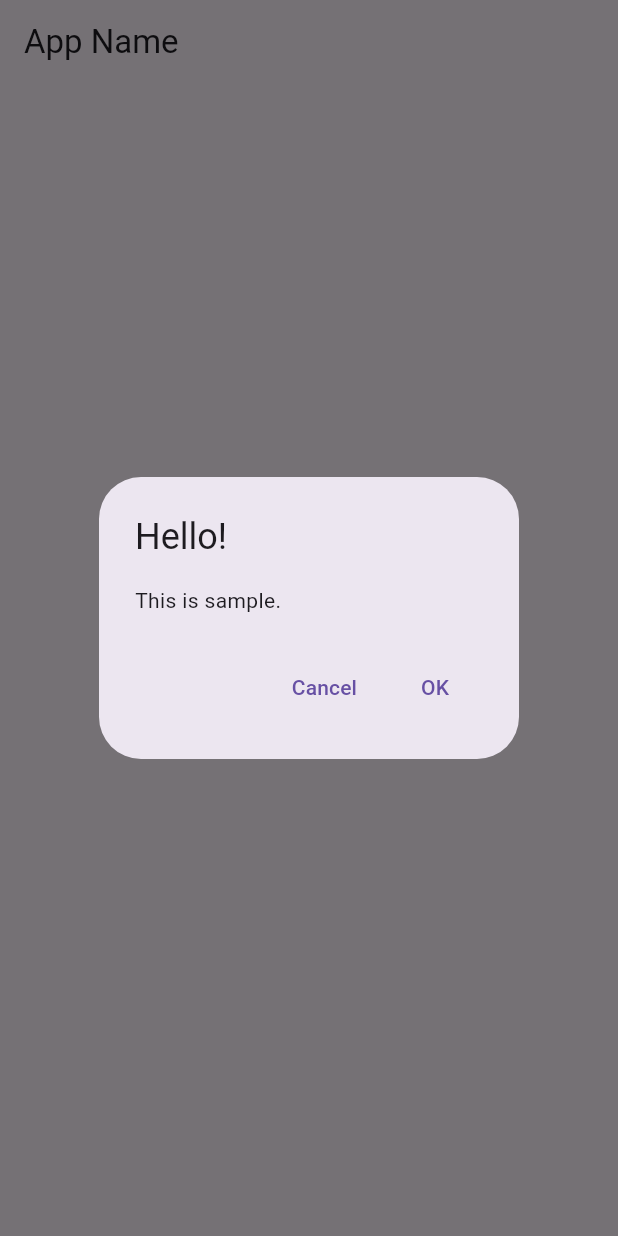
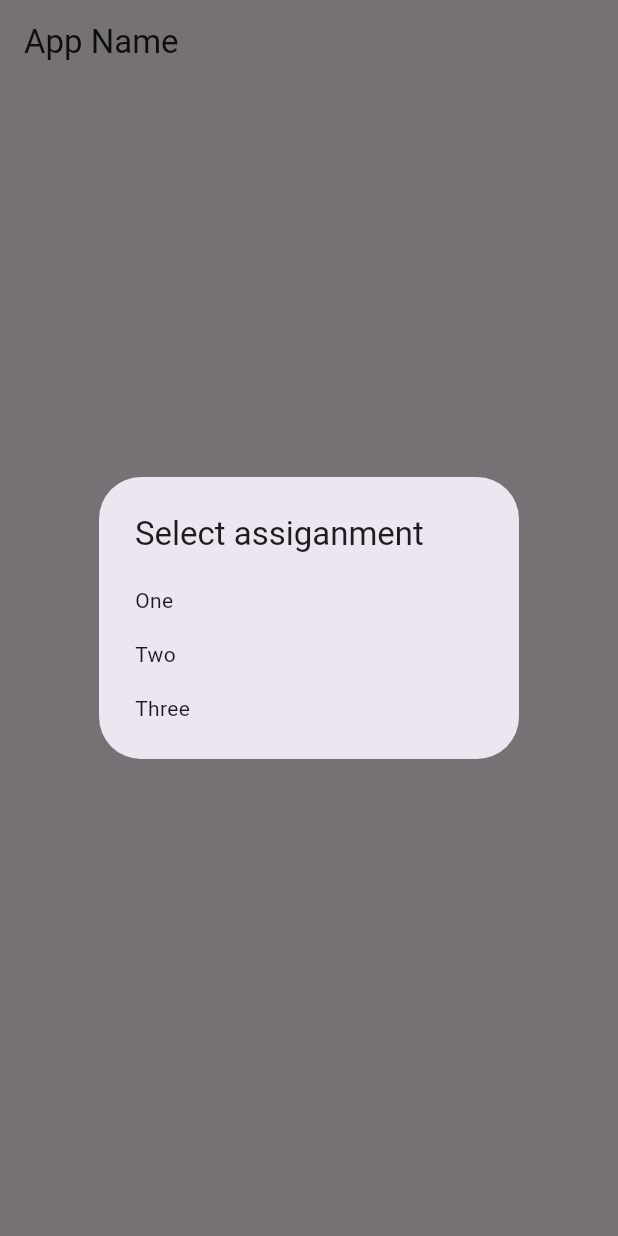
Before and after one commit to f24aa005/test, a Flutter app: the screen it shows after launch, after a tap on "tap me!", on a phone screen of 412 x 824 dp. Run offline on Flutter 3.47's test engine with Material 3 defaults, Android fonts, the phone set to English and light mode, and no system bars.

Commit message:
6/3の変更点③

```diff
--- a/sample/lib/main.dart
+++ b/sample/lib/main.dart
@@ -73,21 +73,24 @@ class _MyHomePageState extends State<MyHomePage> {
     void buttonPressed(){
       showDialog(
         context:context,
-        builder: (BuildContext context) => AlertDialog(
-          title: Text("Hello!"),
-          content: Text("This is sample."),
-          actions: <Widget>[
-            TextButton(
-              child:const Text('Cancel'),
-              onPressed: () => Navigator.pop<String>(context, 'Cancel')
-              ),
-              TextButton(
-                child: const Text('OK'),
-                onPressed: () => Navigator.pop<String>(context, 'OK')
-                )
-          ],
-        ),
-      ).then<void>((value) => resultAlert(value));
+        builder: (BuildContext context) => SimpleDialog(
+          title: const Text('Select assiganment'),
+              children: <Widget>[
+                SimpleDialogOption(
+                  onPressed: () => Navigator.pop<String>(context, 'One'),
+                  child: const Text('One'),
+                ),
+                SimpleDialogOption(
+                  onPressed: () => Navigator.pop<String>(context, 'Two'),
+                  child: const Text('Two'),
+                ),
+                SimpleDialogOption(
+                  onPressed: () => Navigator.pop<String>(context, 'Three'),
+                  child: const Text('Three'),
+                ),
+              ],
+          ),
+        ).then<void>((value) => resultAlert(value));
     }
 
     void resultAlert(String value) {
```
